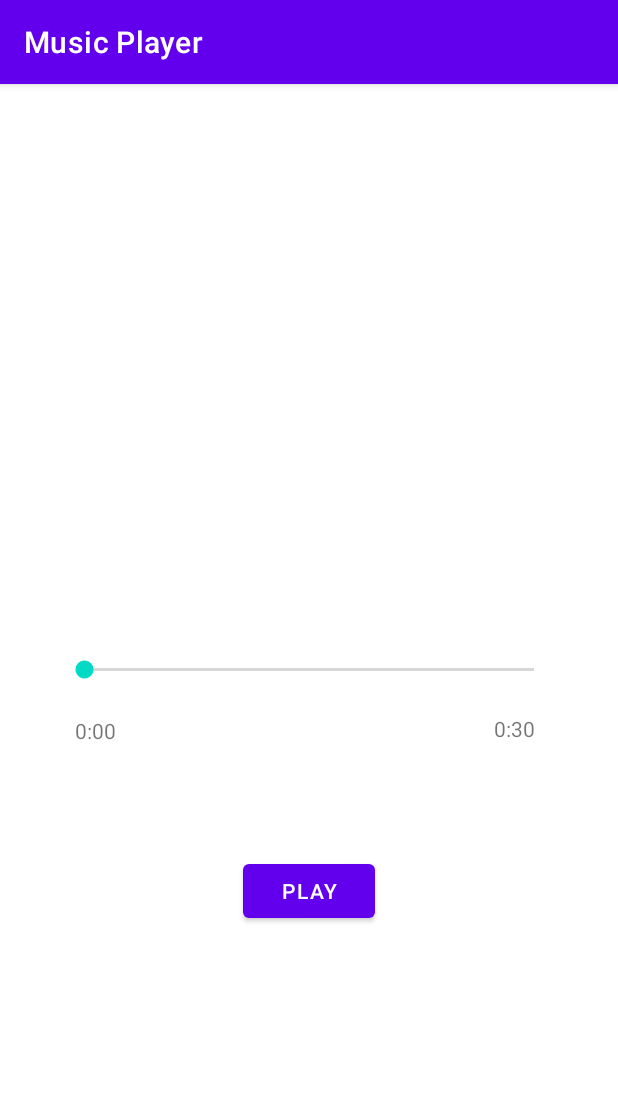
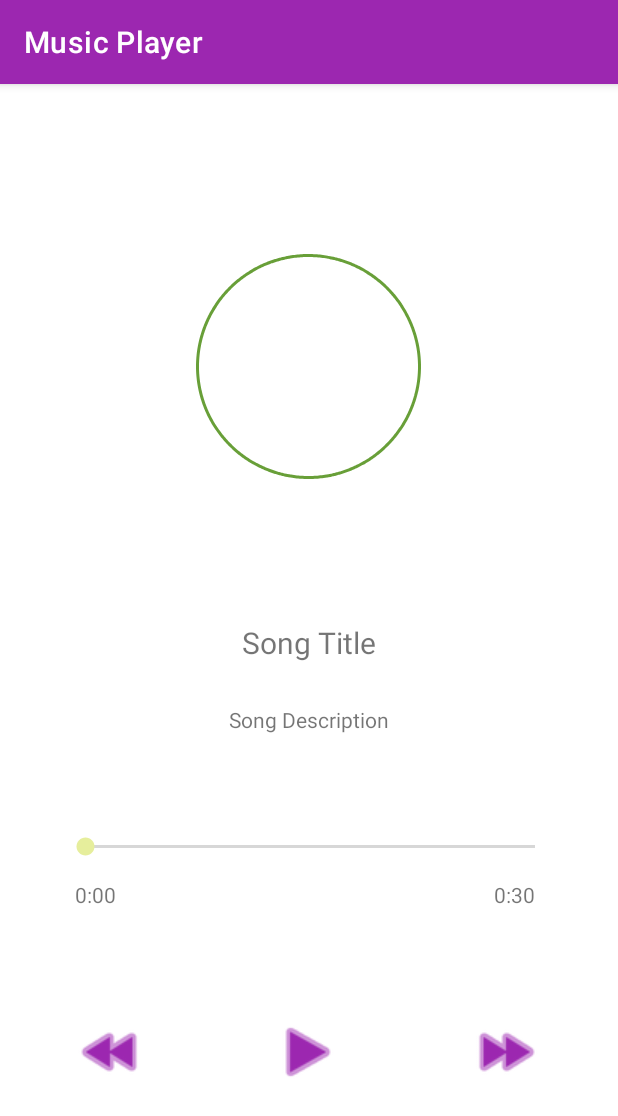
Before and after one commit to theNAFIZ/music-player-android, an Android app: the DetailsActivity screen opened directly, with no data from a screen before it, on a phone screen of 412 x 824 dp. Shown: the top 1116 px of the screen. Run offline under Robolectric (Android 15) with nearby library versions, the phone set to English and light mode, and no system bars; 2 statements that could not run were skipped.

Commit message:
Theme edited, redesigned UI

```diff
--- a/app/src/main/java/com/example/musicplayer/DetailsActivity.java
+++ b/app/src/main/java/com/example/musicplayer/DetailsActivity.java
@@ -3,6 +3,7 @@ package com.example.musicplayer;
 import androidx.appcompat.app.AppCompatActivity;
 
 import android.media.MediaPlayer;
+import android.media.PlaybackParams;
 import android.os.Bundle;
 import android.view.View;
 import android.widget.Button;
@@ -18,7 +19,9 @@ public class DetailsActivity extends AppCompatActivity {
     // TODO: design the player layout properly
 
     private MediaPlayer mediaPlayer;
+    private Button prevButton;
     private Button playButton;
+    private Button nextButton;
     private SeekBar seekBar;
 
     @Override
@@ -26,7 +29,7 @@ public class DetailsActivity extends AppCompatActivity {
         super.onCreate(savedInstanceState);
         setContentView(R.layout.activity_details);
 
-        name = (TextView) findViewById(R.id.dNameID);
+        name = (TextView) findViewById(R.id.dTitleID);
         description = (TextView) findViewById(R.id.dDescriptionID);
 
         extras = getIntent().getExtras();
@@ -40,13 +43,17 @@ public class DetailsActivity extends AppCompatActivity {
         seekBar = (SeekBar) findViewById(R.id.seekBar);
         startTimer = (TextView) findViewById(R.id.start_timer);
         stopTimer = (TextView) findViewById(R.id.end_timer);
+
+        prevButton = (Button) findViewById(R.id.prevBtn);
         playButton = (Button) findViewById(R.id.playBtn);
+        nextButton = (Button) findViewById(R.id.nextBtn);
 
         seekBar.setMax(mediaPlayer.getDuration());
         seekBar.setOnSeekBarChangeListener(new SeekBar.OnSeekBarChangeListener() {
             @Override
             public void onProgressChanged(SeekBar seekBar, int i, boolean b) {
-                mediaPlayer.seekTo(i);
+
+                startTimer.setText(String.format("0:", String.valueOf(seekBar.getProgress() / 1000)));
             }
 
             @Override
@@ -56,11 +63,18 @@ public class DetailsActivity extends AppCompatActivity {
 
             @Override
             public void onStopTrackingTouch(SeekBar seekBar) {
-
+                mediaPlayer.seekTo(seekBar.getProgress());
             }
         });
 
         stopTimer.setText(String.format("0:%s", String.valueOf(mediaPlayer.getDuration() / 1000)));
+
+        mediaPlayer.setOnCompletionListener(new MediaPlayer.OnCompletionListener() {
+            @Override
+            public void onCompletion(MediaPlayer mediaPlayer) {
+                playButton.setBackgroundResource(android.R.drawable.ic_media_play);
+            }
+        });
 
         playButton.setOnClickListener(new View.OnClickListener() {
             @Override
@@ -68,14 +82,35 @@ public class DetailsActivity extends AppCompatActivity {
                 if (mediaPlayer.isPlaying()) {
                     // pause music
                     pauseMusic();
-                    playButton.setText("Play");
-
                 } else {
                     // play music
                     playMusic();
-                    playButton.setText("Pause");
+                }
+            }
+        });
 
+        prevButton.setOnClickListener(new View.OnClickListener() {
+            @Override
+            public void onClick(View view) {
+                int progress = seekBar.getProgress();
+                if(mediaPlayer != null) {
+                    progress-=5000;
+                    progress = Math.max(progress, 0);
+                    mediaPlayer.seekTo(progress);
+                    seekBar.setProgress(progress);
+                }
+            }
+        });
 
+        nextButton.setOnClickListener(new View.OnClickListener() {
+            @Override
+            public void onClick(View view) {
+                int progress = seekBar.getProgress();
+                if(mediaPlayer != null) {
+                    progress+=5000;
+                    progress = Math.min(progress, mediaPlayer.getDuration());
+                    mediaPlayer.seekTo(progress);
+                    seekBar.setProgress(progress);
                 }
             }
         });
@@ -85,12 +120,14 @@ public class DetailsActivity extends AppCompatActivity {
     public void pauseMusic() {
         if (mediaPlayer != null) {
             mediaPlayer.pause();
+            playButton.setBackgroundResource(android.R.drawable.ic_media_play);
         }
     }
 
     public void playMusic() {
         if (mediaPlayer != null) {
             mediaPlayer.start();
+            playButton.setBackgroundResource(android.R.drawable.ic_media_pause);
         }
     }
 
--- /dev/null
+++ b/app/src/main/res/drawable/oval.xml
@@ -0,0 +1,4 @@
+<?xml version="1.0" encoding="utf-8"?>
+<shape xmlns:android="http://schemas.android.com/apk/res/android" android:shape="oval">
+    <stroke android:color="@color/teal_700" android:dashWidth="1dp" android:width="2dp"/>
+</shape>
--- a/app/src/main/res/layout/activity_details.xml
+++ b/app/src/main/res/layout/activity_details.xml
@@ -5,43 +5,32 @@
     android:layout_width="match_parent"
     android:layout_height="match_parent"
     tools:context=".DetailsActivity"
-    tools:layout_editor_absoluteX="-1dp"
-    tools:layout_editor_absoluteY="18dp">
+    tools:layout_editor_absoluteX="0dp"
+    tools:layout_editor_absoluteY="0dp">
 
     <TextView
-        android:id="@+id/dNameID"
+        android:id="@+id/dTitleID"
         android:layout_width="wrap_content"
         android:layout_height="wrap_content"
+        android:text="@string/title"
         android:textSize="20sp"
         app:layout_constraintBottom_toBottomOf="parent"
         app:layout_constraintEnd_toEndOf="parent"
-        app:layout_constraintHorizontal_bias="0.5"
+        app:layout_constraintHorizontal_bias="0.501"
         app:layout_constraintStart_toStartOf="parent"
         app:layout_constraintTop_toTopOf="parent"
-        app:layout_constraintVertical_bias="0.147" />
+        app:layout_constraintVertical_bias="0.484" />
 
     <TextView
         android:id="@+id/dDescriptionID"
         android:layout_width="wrap_content"
         android:layout_height="wrap_content"
+        android:text="@string/description"
         app:layout_constraintBottom_toBottomOf="parent"
         app:layout_constraintEnd_toEndOf="parent"
-        app:layout_constraintHorizontal_bias="0.5"
         app:layout_constraintStart_toStartOf="parent"
-        app:layout_constraintTop_toBottomOf="@+id/dNameID"
-        app:layout_constraintVertical_bias="0.08" />
-
-    <Button
-        android:id="@+id/playBtn"
-        android:layout_width="wrap_content"
-        android:layout_height="wrap_content"
-        android:layout_marginBottom="96dp"
-        android:text="Play"
-        app:layout_constraintBottom_toBottomOf="parent"
-        app:layout_constraintEnd_toEndOf="parent"
-        app:layout_constraintHorizontal_bias="0.5"
-        app:layout_constraintStart_toStartOf="parent"
-        app:layout_constraintTop_toBottomOf="@+id/seekBar" />
+        app:layout_constraintTop_toBottomOf="@+id/dTitleID"
+        app:layout_constraintVertical_bias="0.078" />
 
     <SeekBar
         android:id="@+id/seekBar"
@@ -49,10 +38,10 @@
         android:layout_height="27dp"
         app:layout_constraintBottom_toBottomOf="parent"
         app:layout_constraintEnd_toEndOf="parent"
-        app:layout_constraintHorizontal_bias="0.5"
+        app:layout_constraintHorizontal_bias="0.506"
         app:layout_constraintStart_toStartOf="parent"
         app:layout_constraintTop_toBottomOf="@+id/dDescriptionID"
-        app:layout_constraintVertical_bias="0.321" />
+        app:layout_constraintVertical_bias="0.2" />
 
     <TextView
         android:id="@+id/start_timer"
@@ -67,7 +56,7 @@
         app:layout_constraintHorizontal_bias="0.106"
         app:layout_constraintStart_toStartOf="parent"
         app:layout_constraintTop_toBottomOf="@+id/seekBar"
-        app:layout_constraintVertical_bias="0.057" />
+        app:layout_constraintVertical_bias="0.05" />
 
     <TextView
         android:id="@+id/end_timer"
@@ -81,6 +70,53 @@
         app:layout_constraintHorizontal_bias="0.894"
         app:layout_constraintStart_toStartOf="parent"
         app:layout_constraintTop_toBottomOf="@+id/seekBar"
-        app:layout_constraintVertical_bias="0.046" />
+        app:layout_constraintVertical_bias="0.038" />
+
+    <ImageView
+        android:id="@+id/imageView"
+        android:layout_width="150dp"
+        android:layout_height="150dp"
+        app:layout_constraintBottom_toBottomOf="parent"
+        app:layout_constraintEnd_toEndOf="parent"
+        app:layout_constraintHorizontal_bias="0.498"
+        app:layout_constraintStart_toStartOf="parent"
+        app:layout_constraintTop_toTopOf="parent"
+        app:layout_constraintVertical_bias="0.183"
+        app:srcCompat="@drawable/oval" />
+
+    <RelativeLayout
+        android:layout_width="314dp"
+        android:layout_height="wrap_content"
+        android:textAlignment="center"
+        app:layout_constraintBottom_toBottomOf="parent"
+        app:layout_constraintEnd_toEndOf="parent"
+        app:layout_constraintStart_toStartOf="parent"
+        app:layout_constraintTop_toBottomOf="@+id/seekBar">
+
+        <Button
+            android:id="@+id/prevBtn"
+            android:layout_width="48dp"
+            android:layout_height="48dp"
+            android:background="@android:drawable/ic_media_rew"
+            tools:ignore="TouchTargetSizeCheck" />
+
+        <Button
+            android:id="@+id/playBtn"
+            android:layout_width="48dp"
+            android:layout_height="48dp"
+            android:layout_marginStart="84dp"
+            android:layout_toEndOf="@id/prevBtn"
+            android:background="@android:drawable/ic_media_play"
+            tools:ignore="TouchTargetSizeCheck" />
+
+        <Button
+            android:id="@+id/nextBtn"
+            android:layout_width="48dp"
+            android:layout_height="48dp"
+            android:layout_marginStart="84dp"
+            android:layout_toEndOf="@id/playBtn"
+            android:background="@android:drawable/ic_media_ff"
+            tools:ignore="TouchTargetSizeCheck" />
+    </RelativeLayout>
 
 </androidx.constraintlayout.widget.ConstraintLayout>
--- a/app/src/main/res/values/colors.xml
+++ b/app/src/main/res/values/colors.xml
@@ -1,10 +1,10 @@
 <?xml version="1.0" encoding="utf-8"?>
 <resources>
-    <color name="purple_200">#FFBB86FC</color>
-    <color name="purple_500">#FF6200EE</color>
-    <color name="purple_700">#FF3700B3</color>
-    <color name="teal_200">#FF03DAC5</color>
-    <color name="teal_700">#FF018786</color>
+    <color name="purple_200">#CE93D8</color>
+    <color name="purple_500">#9C27B0</color>
+    <color name="purple_700">#7B1FA2</color>
+    <color name="teal_200">#E6EE9C</color>
+    <color name="teal_700">#689F38</color>
     <color name="black">#FF000000</color>
     <color name="white">#FFFFFFFF</color>
 </resources>
--- a/app/src/main/res/values/strings.xml
+++ b/app/src/main/res/values/strings.xml
@@ -1,3 +1,5 @@
 <resources>
     <string name="app_name">Music Player</string>
+    <string name="title">Song Title</string>
+    <string name="description">Song Description</string>
 </resources>
```
